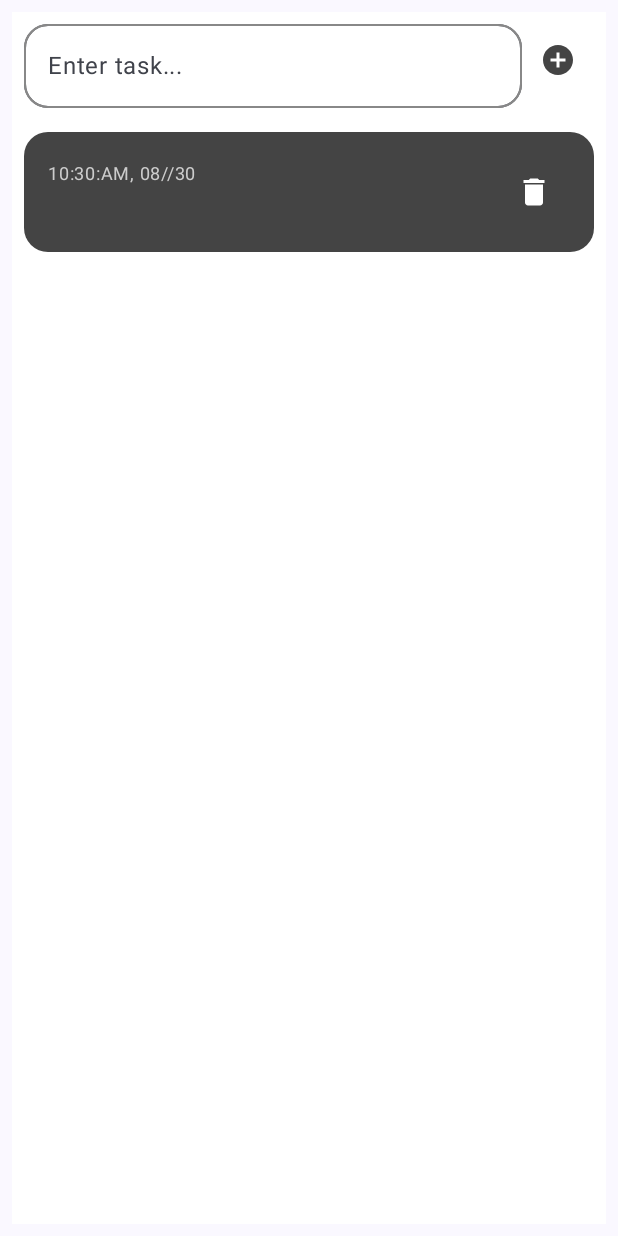
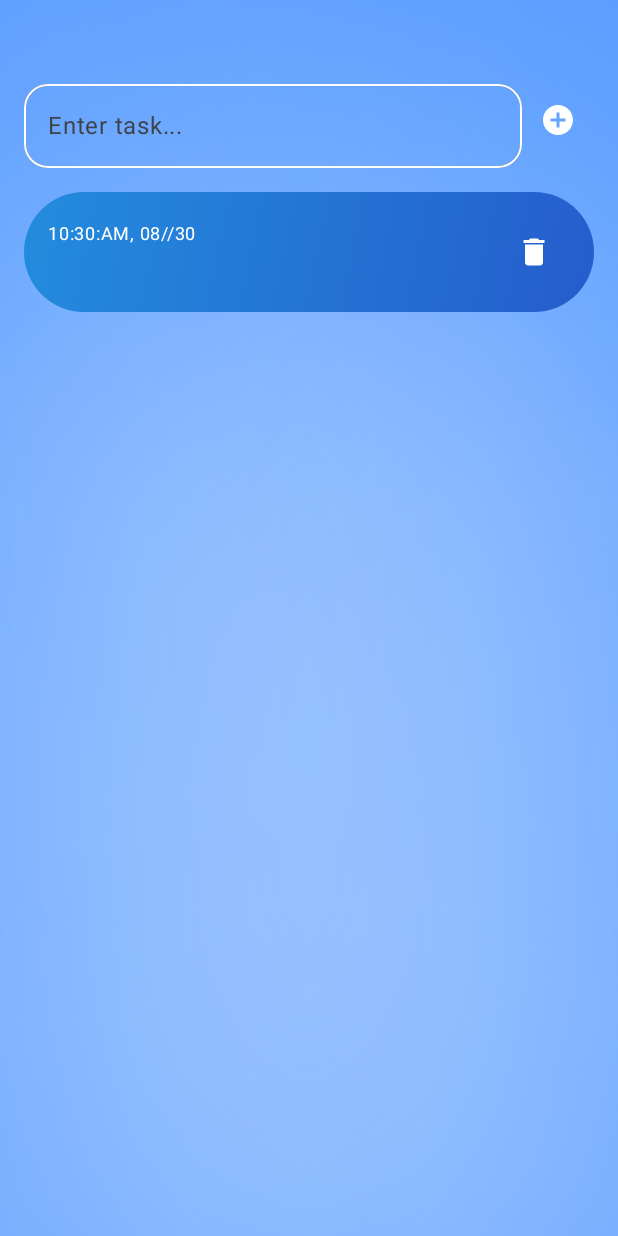
Before and after one commit to ranisharma27/Todo_list, an Android app built with Jetpack Compose: the screen it shows after launch (MainActivity), after a tap on "add", on a phone screen of 412 x 824 dp. Run offline under Robolectric (Android 15) with nearby library versions, the phone set to English and light mode, and no system bars; our stand-ins replace Room's generated code, livedata-compose.

Commit message:
Initial commit: Set up ToDoApp project

```diff
--- a/app/build.gradle.kts
+++ b/app/build.gradle.kts
@@ -66,4 +66,8 @@ dependencies {
     val room_version = "2.6.1"
     implementation("androidx.room:room-runtime:$room_version")
     ksp("androidx.room:room-compiler:$room_version")
+
+    val nav_version = "2.4.0-beta02"
+
+    implementation("androidx.navigation:navigation-compose:$nav_version")
 }
--- a/app/src/main/java/com/example/todoapp/MainActivity.kt
+++ b/app/src/main/java/com/example/todoapp/MainActivity.kt
@@ -11,6 +11,8 @@ import androidx.compose.material3.Surface
 import androidx.compose.runtime.Composable
 import androidx.compose.ui.Modifier
 import androidx.lifecycle.viewmodel.compose.viewModel
+import androidx.navigation.NavController
+import androidx.navigation.compose.rememberNavController
 
 
 import com.example.todoapp.ui.theme.ToDoAppTheme
@@ -26,9 +28,11 @@ class MainActivity : ComponentActivity() {
                     modifier = Modifier.fillMaxSize(),
                     color = MaterialTheme.colorScheme.background
                 ) {
+                    val navController= rememberNavController()
+
                     // Use the viewModel() function for Compose
                     val todoViewModel: TodoViewModel = viewModel()  // This line is the fix
-                    TodoListPage(todoViewModel)
+                    SetupNavGraph(navController = navController, todoViewModel = todoViewModel)
                 }
             }
         }
--- /dev/null
+++ b/app/src/main/java/com/example/todoapp/NavGraph.kt
@@ -0,0 +1,37 @@
+package com.example.todoapp
+
+import androidx.compose.foundation.layout.fillMaxSize
+import androidx.compose.foundation.layout.padding
+import androidx.compose.material3.Icon
+import androidx.compose.runtime.Composable
+import androidx.compose.runtime.LaunchedEffect
+import androidx.compose.ui.Modifier
+import androidx.compose.ui.graphics.Color
+import androidx.compose.ui.graphics.painter.Painter
+import androidx.compose.ui.graphics.vector.ImageVector
+import androidx.compose.ui.res.painterResource
+import androidx.compose.ui.res.vectorResource
+import androidx.compose.ui.unit.dp
+import androidx.navigation.NavController
+import androidx.navigation.NavHostController
+import androidx.navigation.compose.NavHost
+import androidx.navigation.compose.composable
+import kotlinx.coroutines.delay
+
+@Composable
+fun SetupNavGraph(navController: NavHostController, todoViewModel: TodoViewModel) {
+    NavHost(
+        navController = navController,
+        startDestination = Screen.Splash.route
+    ) {
+        // Splash Screen
+        composable(route = Screen.Splash.route) {
+            AnimatedSplashScreen(navController)
+        }
+
+        // Home Screen
+        composable(route = Screen.Home.route) {
+            TodoListPage(todoViewModel) // Pass the ViewModel to the TodoListPage
+        }
+    }
+}
--- /dev/null
+++ b/app/src/main/java/com/example/todoapp/Screen.kt
@@ -0,0 +1,6 @@
+package com.example.todoapp
+
+sealed class Screen(val route: String){
+    object Splash: Screen("Splash_Screen")
+    object Home: Screen("Home_Screen")
+}
--- a/app/src/main/java/com/example/todoapp/TodoListPage.kt
+++ b/app/src/main/java/com/example/todoapp/TodoListPage.kt
@@ -1,15 +1,20 @@
 package com.example.todoapp
 
+import androidx.compose.foundation.Image
 import androidx.compose.foundation.background
 import androidx.compose.foundation.border
 import androidx.compose.foundation.layout.Arrangement
 import androidx.compose.foundation.layout.Column
 import androidx.compose.foundation.layout.Row
+import androidx.compose.foundation.layout.Spacer
 import androidx.compose.foundation.layout.fillMaxHeight
+import androidx.compose.foundation.layout.fillMaxSize
 import androidx.compose.foundation.layout.fillMaxWidth
+import androidx.compose.foundation.layout.height
 import androidx.compose.foundation.layout.padding
 import androidx.compose.foundation.lazy.LazyColumn
 import androidx.compose.foundation.lazy.itemsIndexed
+import androidx.compose.foundation.shape.CircleShape
 import androidx.compose.foundation.shape.RoundedCornerShape
 import androidx.compose.material3.Button
 import androidx.compose.material3.Icon
@@ -26,7 +31,9 @@ import androidx.compose.runtime.setValue
 import androidx.compose.ui.Alignment
 import androidx.compose.ui.Modifier
 import androidx.compose.ui.draw.clip
+import androidx.compose.ui.graphics.Brush
 import androidx.compose.ui.graphics.Color
+import androidx.compose.ui.layout.ContentScale
 import androidx.compose.ui.res.painterResource
 import androidx.compose.ui.text.style.TextAlign
 import androidx.compose.ui.unit.dp
@@ -37,24 +44,32 @@ import java.util.Locale
 @Composable
 fun TodoListPage(viewModel: TodoViewModel){
 
+
+
     val todolist by viewModel.todoList.observeAsState()
     var inputText by remember { mutableStateOf("") }
 
-    Column (modifier = Modifier.fillMaxHeight().padding(8.dp).background(Color.White)){
+    Image(painter= painterResource(id= R.drawable.login_blur),
+        contentDescription="background",
+        modifier = Modifier.fillMaxSize(),
+        contentScale = ContentScale.Crop)
+
+    Column (modifier = Modifier.fillMaxHeight().padding(8.dp)){
+        Spacer(modifier = Modifier.height(40.dp))
         Row (modifier = Modifier.fillMaxWidth().padding(8.dp),
             horizontalArrangement = Arrangement.SpaceEvenly){
             OutlinedTextField(value = inputText,
                 onValueChange = { inputText = it },
                 modifier = Modifier
                     .fillMaxWidth()
-                    .border(1.dp, Color.Gray, RoundedCornerShape(16.dp)).weight(1f), // Border color, width, and shape
+                    .border(1.dp, Color.White, RoundedCornerShape(16.dp)).weight(1f), // Border color, width, and shape
                 placeholder = { Text("Enter task...") },
                 shape = RoundedCornerShape(16.dp) )
             IconButton(onClick = {
                 viewModel.addTodo(inputText)
                 inputText=""
             },) {
-                Icon(painterResource(id=R.drawable.baseline_add_circle_24), contentDescription = "add",tint= Color.DarkGray)
+                Icon(painterResource(id=R.drawable.baseline_add_circle_24), contentDescription = "add",tint= Color.White)
 
             }
         }
@@ -72,7 +87,7 @@ fun TodoListPage(viewModel: TodoViewModel){
             modifier= Modifier.fillMaxWidth(),
             textAlign = TextAlign.Center,
             text="No items yet",
-            color= Color.LightGray,
+            color= Color.White,
             fontSize = 16.sp)
 
     }
@@ -80,9 +95,15 @@ fun TodoListPage(viewModel: TodoViewModel){
 
 @Composable
 fun todoitem(item:Todo,onDelete:()-> Unit){
+    val brush= Brush.linearGradient(
+        listOf(
+            Color(0xFF238CDD),
+            Color(0XFF255DCC)
+        )
+    )
     Row (
         modifier = Modifier.fillMaxWidth()
-            .padding(8.dp).clip(RoundedCornerShape(16.dp)).background(Color.DarkGray).padding(16.dp),
+            .padding(8.dp).clip(RoundedCornerShape(16.dp)).background(brush, CircleShape).padding(16.dp),
         verticalAlignment = Alignment.CenterVertically
     ){
         Column(
@@ -90,7 +111,7 @@ fun todoitem(item:Todo,onDelete:()-> Unit){
         ) {
             Text(text= SimpleDateFormat("HH:mm:aa, dd//mm", Locale.ENGLISH).format(item.Added),
                 fontSize = 12f.sp,
-                color = Color.LightGray)
+                color = Color.White)
             Text(text= item.Title,
                 fontSize = 20.sp,
                 color= Color.White)
--- /dev/null
+++ b/app/src/main/java/com/example/todoapp/splashscreen.kt
@@ -0,0 +1,70 @@
+package com.example.todoapp
+
+import androidx.compose.animation.core.animateFloatAsState
+import androidx.compose.animation.core.tween
+import androidx.compose.foundation.Image
+import androidx.compose.foundation.background
+import androidx.compose.foundation.layout.Arrangement
+import androidx.compose.foundation.layout.Box
+import androidx.compose.foundation.layout.Column
+import androidx.compose.foundation.layout.Spacer
+import androidx.compose.foundation.layout.fillMaxSize
+import androidx.compose.foundation.layout.height
+import androidx.compose.foundation.layout.padding
+import androidx.compose.material3.MaterialTheme
+import androidx.compose.material3.Text
+import androidx.compose.runtime.Composable
+import androidx.compose.runtime.LaunchedEffect
+import androidx.compose.runtime.getValue
+import androidx.compose.runtime.mutableStateOf
+import androidx.compose.runtime.remember
+import androidx.compose.runtime.setValue
+import androidx.compose.ui.Alignment
+import androidx.compose.ui.Modifier
+import androidx.compose.ui.graphics.Color
+import androidx.compose.ui.layout.ContentScale
+import androidx.compose.ui.res.painterResource
+import androidx.compose.ui.text.font.FontWeight
+import androidx.compose.ui.unit.dp
+import androidx.navigation.NavHostController
+import kotlinx.coroutines.delay
+
+@Composable
+fun AnimatedSplashScreen(navController: NavHostController){
+    var startAnimation by remember {
+        mutableStateOf(false)
+    }
+    val alphanim= animateFloatAsState(
+        targetValue = if(startAnimation) 1f else 0f,
+        animationSpec = tween(
+           durationMillis = 3000
+        )
+    )
+
+    LaunchedEffect(Unit) {
+
+        startAnimation=true
+
+        delay(4000) // Simulate a splash screen delay
+        navController.navigate(Screen.Home.route) // Navigate to Home after delay
+    }
+
+    splashscreen(alpha= alphanim.value)
+}
+
+@Composable
+fun splashscreen(alpha: Float) {
+    Image(painter= painterResource(id= R.drawable.login_blur),
+        contentDescription="background",
+        modifier = Modifier.fillMaxSize(),
+        contentScale = ContentScale.Crop)
+
+    Column(horizontalAlignment = Alignment.CenterHorizontally) {
+        Spacer(modifier = Modifier.height(180.dp))
+        Image(painter = painterResource(id=R.drawable.pngtree_learningwritinghomeworkreadingtaking_4577554), contentDescription = null)
+        Text(text="ToDo for Today", style = MaterialTheme.typography.displayMedium.copy(fontWeight = FontWeight.Bold),
+            color= Color(0xFFFFF5E1)
+        )
+    }
+
+}
```
Also changed, not shown: app/src/main/res/drawable/login_blur.png (added), app/src/main/res/drawable/noteimage.jpg (added), app/src/main/res/drawable/pngtree_learningwritinghomeworkreadingtaking_4577554.png (added).
